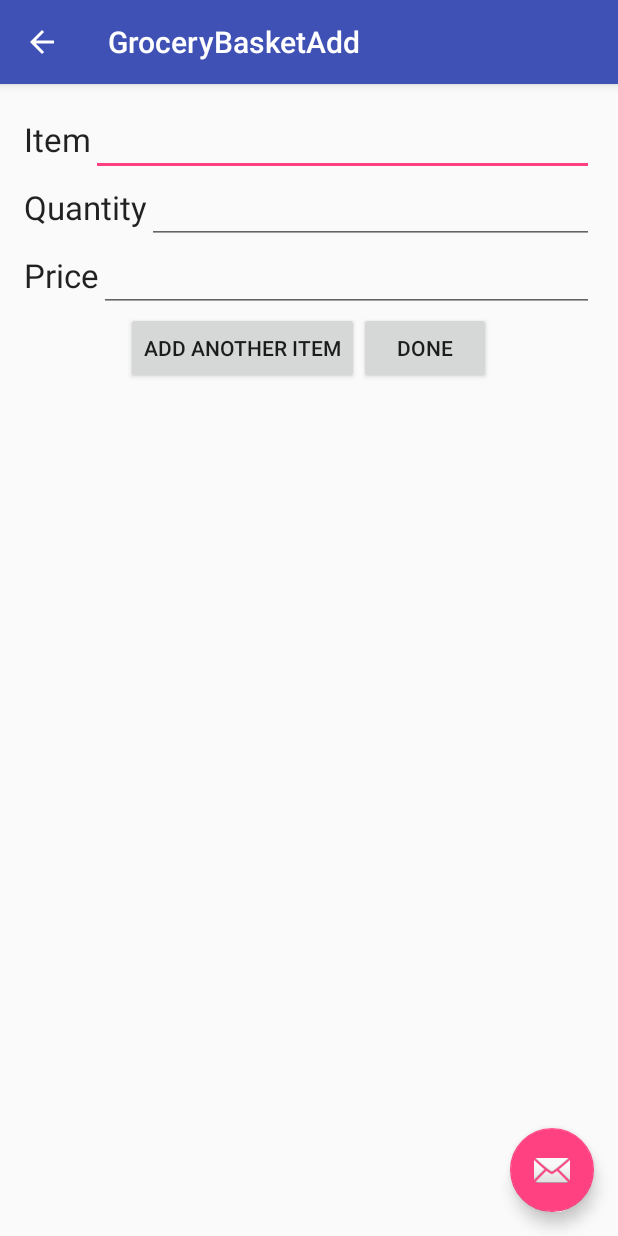
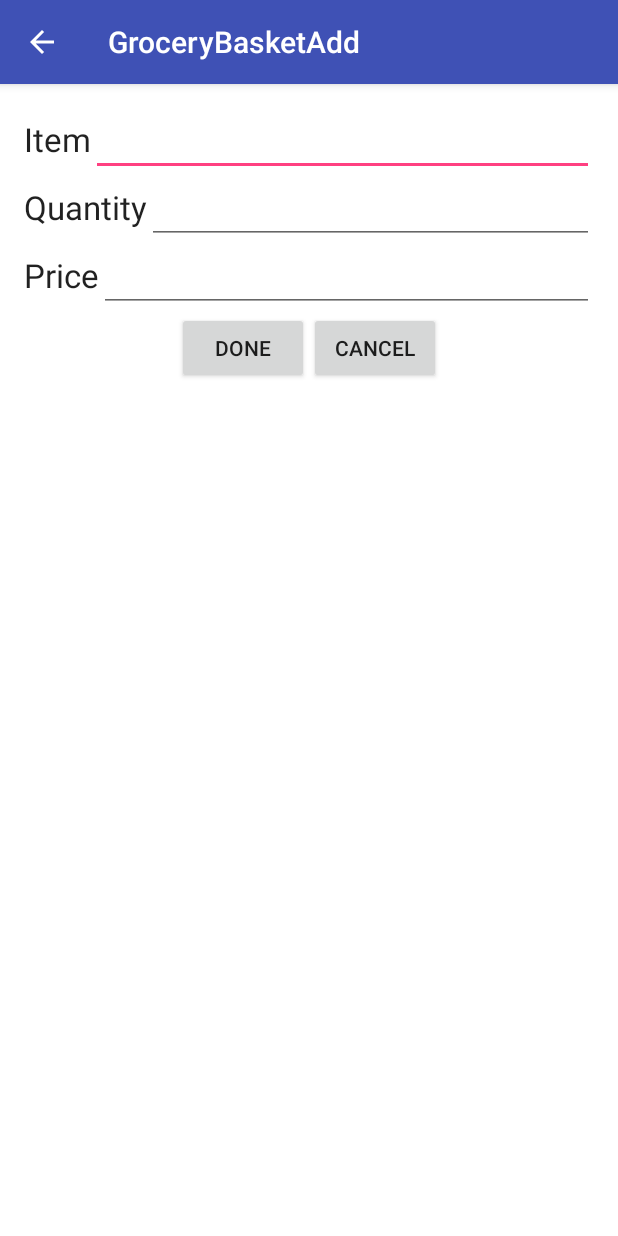
Before and after one commit to Leilatha/Suites, an Android app: the GroceryBasketAdd screen opened directly, with no data from a screen before it, on a phone screen of 412 x 824 dp. Run offline under Robolectric (Android 15) with nearby library versions, the phone set to English and light mode, and no system bars; 4 statements that could not run were skipped.

Commit message:
Add GroceryItem coded. GroceryItem implements Serializable. No testing yet.

```diff
--- a/app/src/main/java/damson/suites/suites/GroceryItem.java
+++ b/app/src/main/java/damson/suites/suites/GroceryItem.java
@@ -1,9 +1,11 @@
 package damson.suites.suites;
+
+import java.io.Serializable;
 
 /**
  * Created by Michael Chin on 5/7/2016.
  */
-public class GroceryItem {
+public class GroceryItem implements Serializable{
 
     private double price;
     private String item;
--- a/app/src/main/res/layout/activity_grocery_basket_add.xml
+++ b/app/src/main/res/layout/activity_grocery_basket_add.xml
@@ -23,12 +23,6 @@
 
     <include layout="@layout/content_grocery_basket_add" />
 
-    <android.support.design.widget.FloatingActionButton
-        android:id="@+id/fab"
-        android:layout_width="wrap_content"
-        android:layout_height="wrap_content"
-        android:layout_gravity="bottom|end"
-        android:layout_margin="@dimen/fab_margin"
-        android:src="@android:drawable/ic_dialog_email" />
+
 
 </android.support.design.widget.CoordinatorLayout>
--- a/app/src/main/res/layout/content_grocery_basket_add.xml
+++ b/app/src/main/res/layout/content_grocery_basket_add.xml
@@ -10,7 +10,8 @@
     android:paddingTop="@dimen/activity_vertical_margin"
     app:layout_behavior="@string/appbar_scrolling_view_behavior"
     tools:context="damson.suites.suites.GroceryBasketAdd"
-    tools:showIn="@layout/activity_grocery_basket_add">
+    tools:showIn="@layout/activity_grocery_basket_add"
+    android:background="@android:color/background_light">
 
     <LinearLayout
         android:orientation="vertical"
@@ -37,7 +38,8 @@
                 android:layout_height="wrap_content"
                 android:id="@+id/Item_Text"
                 android:layout_weight="1"
-                android:inputType="text" />
+                android:inputType="text"
+                android:editable="true" />
         </LinearLayout>
 
         <LinearLayout
@@ -58,7 +60,8 @@
                 android:layout_height="wrap_content"
                 android:id="@+id/Quantity_Text"
                 android:layout_weight="1"
-                android:inputType="text" />
+                android:inputType="text"
+                android:editable="true" />
         </LinearLayout>
 
         <LinearLayout
@@ -78,7 +81,9 @@
                 android:layout_width="match_parent"
                 android:layout_height="wrap_content"
                 android:id="@+id/Price_Text"
-                android:inputType="numberDecimal" />
+                android:inputType="numberDecimal"
+                android:editable="true"
+                android:elegantTextHeight="false" />
 
         </LinearLayout>
 
@@ -92,17 +97,18 @@
             <Button
                 android:layout_width="wrap_content"
                 android:layout_height="wrap_content"
-                android:text="@string/groceryBasketAddAdd_another_item"
-                android:id="@+id/Add_Another_Button"
-                android:layout_gravity="right"
-                android:onClick="addAnotherItem" />
+                android:text="@string/groceryBasketAddDone"
+                android:id="@+id/Done_Button"
+                android:onClick="addItem"/>
 
             <Button
                 android:layout_width="wrap_content"
                 android:layout_height="wrap_content"
-                android:text="@string/groceryBasketAddDone"
-                android:id="@+id/Done_Button"
-                android:onClick="done"/>
+                android:text="@string/groceryBasketAddCancel"
+                android:id="@+id/Cancel_Button"
+                android:layout_gravity="right"
+                android:onClick="Cancel" />
+
         </LinearLayout>
     </LinearLayout>
 </RelativeLayout>
--- a/app/src/main/res/values/strings.xml
+++ b/app/src/main/res/values/strings.xml
@@ -22,4 +22,5 @@
     <string name="groceryBasketAddDone">Done</string>
     <string name="groceryBasketAddAdd_another_item">Add Another Item</string>
     <string name="groceryBasketAddprice">Price</string>
+    <string name="groceryBasketAddCancel">Cancel</string>
 </resources>
```
Also changed, not shown: app/src/main/java/damson/suites/suites/GroceryBasketAdd.java (+38 -16 lines).
